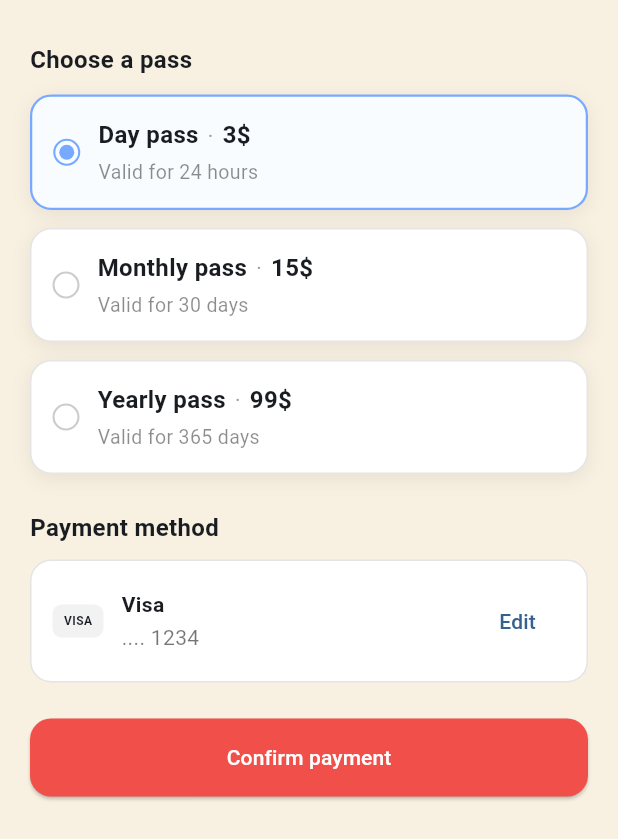
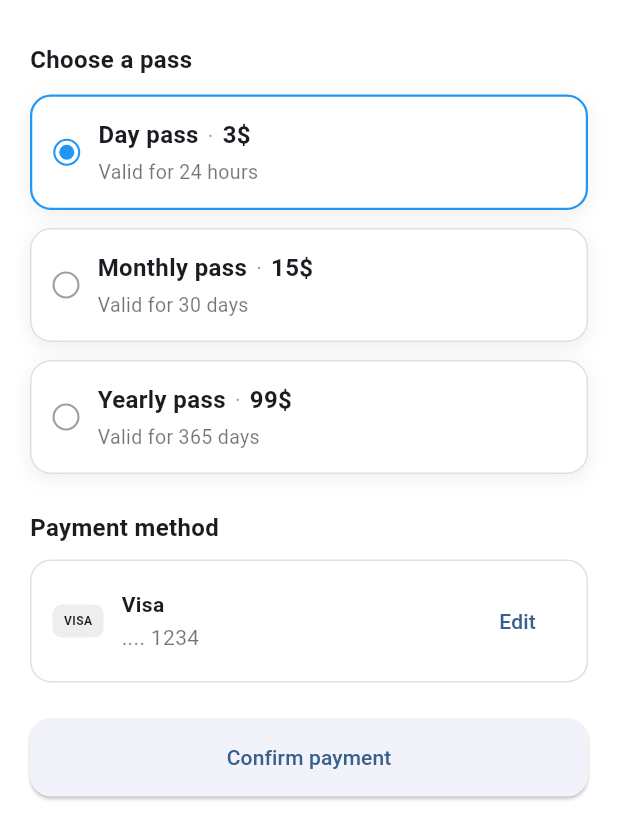
Before and after one commit to seangDarong/UX-Final_Project, a Flutter app: the PassContent screen opened directly, after a tap on "Confirm payment", after a tap on "Cancel pass", on a phone screen of 412 x 824 dp. Shown: the top 839 px of the screen. Run offline on Flutter 3.47's test engine with Material 3 defaults, Android fonts, the phone set to English and light mode, and no system bars; our stand-ins replace flutter_map, latlong2; network calls fail.

Commit message:
fix: remove app color base to match

```diff
--- a/lib/main_common.dart
+++ b/lib/main_common.dart
@@ -1,7 +1,6 @@
 import 'package:flutter/material.dart';
 import 'package:flutter/services.dart';
 import 'package:provider/provider.dart';
-import 'package:ux_final_project/ui/screen/profile/profile_screen.dart';
 import 'ui/screen/map/map_screen.dart';
 import 'ui/screen/pass/pass_screen.dart';
 import 'ui/theme/theme.dart';
--- a/lib/ui/screen/pass/widgets/active_pass_view.dart
+++ b/lib/ui/screen/pass/widgets/active_pass_view.dart
@@ -9,7 +9,7 @@ class ActivePassView extends StatelessWidget {
   const ActivePassView({
     required this.pass,
     required this.onCancel,
-    required this.passLabel
+    required this.passLabel,
   });
 
   @override
@@ -21,24 +21,36 @@ class ActivePassView extends StatelessWidget {
         children: [
           const SizedBox(height: 24),
           const Center(
-            child: Text("Current Pass", style: TextStyle(fontSize: 16, fontWeight: FontWeight.w600)),
+            child: Text(
+              "Current Pass",
+              style: TextStyle(fontSize: 16, fontWeight: FontWeight.w600),
+            ),
           ),
-          const SizedBox(height: 12,),
+          const SizedBox(height: 12),
           Container(
-            padding: EdgeInsets.all(14),
+            padding: const EdgeInsets.all(14),
             decoration: BoxDecoration(
               color: Colors.white,
-              borderRadius: BorderRadius.circular(14)
+              borderRadius: BorderRadius.circular(14),
+              border: Border.all(color: Colors.grey.shade300),
+              boxShadow: const [
+                BoxShadow(
+                  color: Color(0x11000000),
+                  blurRadius: 10,
+                  offset: Offset(0, 3),
+                ),
+              ],
             ),
             child: Row(
               children: [
                 Container(
                   width: 34,
                   height: 34,
-                  decoration: const BoxDecoration(
-                    color: Color(0xFF2F9E44),
+                  decoration: BoxDecoration(
+                    color: Colors.green,
                     shape: BoxShape.circle,
-                  ),child: const Icon(
+                  ),
+                  child: const Icon(
                     Icons.directions_bike,
                     color: Colors.white,
                     size: 18,
@@ -54,12 +66,22 @@ class ActivePassView extends StatelessWidget {
                         style: const TextStyle(fontWeight: FontWeight.w600),
                       ),
                       const SizedBox(height: 4),
-                      LinearProgressIndicator(
-                        value: 0.72,
-                        backgroundColor: const Color(0xFFE9ECEF),
-                        color: const Color(0xFF2F9E44),
-                        minHeight: 6,
-                        borderRadius: BorderRadius.circular(99),
+                      Container(
+                        decoration: BoxDecoration(
+                          borderRadius: BorderRadius.circular(99),
+                          border: Border.all(color: Colors.grey.shade300),
+                        ),
+                        child: ClipRRect(
+                          borderRadius: BorderRadius.circular(99),
+                          child: SizedBox(
+                            height: 8,
+                            child: LinearProgressIndicator(
+                              value: 0.72,
+                              backgroundColor: Colors.grey.shade200,
+                              color: Colors.blue,
+                            ),
+                          ),
+                        ),
                       ),
                     ],
                   ),
@@ -76,7 +98,7 @@ class ActivePassView extends StatelessWidget {
           Container(
             padding: const EdgeInsets.all(14),
             decoration: BoxDecoration(
-              color: const Color(0xFFF1D9A8),
+              color: Colors.amber.shade200,
               borderRadius: BorderRadius.circular(14),
             ),
             child: const Text(
@@ -90,8 +112,6 @@ class ActivePassView extends StatelessWidget {
             child: ElevatedButton(
               onPressed: onCancel,
               style: ElevatedButton.styleFrom(
-                backgroundColor: const Color(0xFFF04F4A),
-                foregroundColor: Colors.white,
                 shape: RoundedRectangleBorder(
                   borderRadius: BorderRadius.circular(14),
                 ),
--- a/lib/ui/screen/pass/widgets/pass_card.dart
+++ b/lib/ui/screen/pass/widgets/pass_card.dart
@@ -18,10 +18,8 @@ class PassCard extends StatelessWidget {
 
   @override
   Widget build(BuildContext context) {
-    final borderColor = selected
-        ? const Color(0xFF76A9FF)
-        : const Color(0xFFE5E5E5);
-    final backgroundColor = selected ? const Color(0xFFF9FCFF) : Colors.white;
+    final borderColor = selected ? Colors.blue : Colors.grey.shade300;
+    final backgroundColor = Colors.white;
 
     return InkWell(
       onTap: onTap,
@@ -73,7 +71,7 @@ class PassCard extends StatelessWidget {
                   const SizedBox(height: 4),
                   Text(
                     subtitle,
-                    style: const TextStyle(fontSize: 13, color: Colors.black45),
+                    style: const TextStyle(fontSize: 13, color: Colors.black54),
                   ),
                 ],
               ),
@@ -98,7 +96,7 @@ class _SelectionCircle extends StatelessWidget {
       decoration: BoxDecoration(
         shape: BoxShape.circle,
         border: Border.all(
-          color: selected ? const Color(0xFF76A9FF) : const Color(0xFFCCCCCC),
+          color: selected ? Colors.blue : Colors.grey,
           width: 1.4,
         ),
       ),
@@ -107,10 +105,7 @@ class _SelectionCircle extends StatelessWidget {
           duration: const Duration(milliseconds: 180),
           width: selected ? 10 : 0,
           height: selected ? 10 : 0,
-          decoration: const BoxDecoration(
-            shape: BoxShape.circle,
-            color: Color(0xFF76A9FF),
-          ),
+          decoration: BoxDecoration(shape: BoxShape.circle, color: Colors.blue),
         ),
       ),
     );
--- a/lib/ui/screen/pass/widgets/pass_content.dart
+++ b/lib/ui/screen/pass/widgets/pass_content.dart
@@ -6,7 +6,6 @@ import 'package:ux_final_project/ui/screen/pass/widgets/active_pass_view.dart';
 import 'package:ux_final_project/ui/screen/pass/widgets/error_state.dart';
 import 'package:ux_final_project/ui/screen/pass/widgets/purchase_view.dart';
 import 'package:ux_final_project/ui/utils/async_value.dart';
-
 
 class PassContent extends StatefulWidget {
   const PassContent({super.key});
@@ -34,7 +33,6 @@ class _PassContentState extends State<PassContent> {
     final plans = viewModel.passPlans;
 
     return Scaffold(
-      backgroundColor: const Color(0xFFF8F0E1),
       body: SafeArea(
         child: Padding(
           padding: const EdgeInsets.symmetric(horizontal: 20),
--- a/lib/ui/screen/pass/widgets/purchase_view.dart
+++ b/lib/ui/screen/pass/widgets/purchase_view.dart
@@ -8,30 +8,30 @@ class PurchaseView extends StatelessWidget {
   final PassType selectedPass;
   final ValueChanged<PassType> onSelectedPassChanged;
   final VoidCallback onConfirm;
-  const PurchaseView ({
+  const PurchaseView({
     required this.plans,
     required this.selectedPass,
     required this.onSelectedPassChanged,
-    required this.onConfirm
-    });
+    required this.onConfirm,
+  });
 
   @override
   Widget build(BuildContext context) {
     final List<Widget> planWidgets = [];
 
-    for (var i = 0; i < plans.length; i++){
+    for (var i = 0; i < plans.length; i++) {
       final plan = plans[i];
 
       planWidgets.add(
-        PassCard(title: plan.title,
-        price: plan.price,
-        subtitle: plan.validityLabel,
-        selected: selectedPass == plan.type,
-        onTap: () =>
-          onSelectedPassChanged(plan.type)
-        )
+        PassCard(
+          title: plan.title,
+          price: plan.price,
+          subtitle: plan.validityLabel,
+          selected: selectedPass == plan.type,
+          onTap: () => onSelectedPassChanged(plan.type),
+        ),
       );
-      if ( i != plans.length - 1){
+      if (i != plans.length - 1) {
         planWidgets.add(const SizedBox(height: 12));
       }
     }
@@ -41,7 +41,10 @@ class PurchaseView extends StatelessWidget {
         crossAxisAlignment: CrossAxisAlignment.stretch,
         children: [
           const SizedBox(height: 28),
-          const Text("Choose a pass", style:  TextStyle(fontSize: 16, fontWeight: FontWeight.w600),),
+          const Text(
+            "Choose a pass",
+            style: TextStyle(fontSize: 16, fontWeight: FontWeight.w600),
+          ),
           const SizedBox(height: 12),
           ...planWidgets,
           const SizedBox(height: 24),
@@ -55,7 +58,7 @@ class PurchaseView extends StatelessWidget {
             decoration: BoxDecoration(
               color: Colors.white,
               borderRadius: BorderRadius.circular(14),
-              border: Border.all(color: const Color(0xFFE4E4E4)),
+              border: Border.all(color: Colors.grey.shade300),
             ),
             child: Row(
               children: [
@@ -64,7 +67,7 @@ class PurchaseView extends StatelessWidget {
                   height: 22,
                   alignment: Alignment.center,
                   decoration: BoxDecoration(
-                    color: const Color(0xFFF2F2F2),
+                    color: Colors.grey.shade200,
                     borderRadius: BorderRadius.circular(6),
                   ),
                   child: const Text(
@@ -73,7 +76,7 @@ class PurchaseView extends StatelessWidget {
                   ),
                 ),
                 const SizedBox(width: 12),
-                const Expanded(
+                Expanded(
                   child: Column(
                     crossAxisAlignment: CrossAxisAlignment.start,
                     children: [
@@ -84,10 +87,10 @@ class PurchaseView extends StatelessWidget {
                           fontWeight: FontWeight.w600,
                         ),
                       ),
-                      SizedBox(height: 2),
+                      const SizedBox(height: 2),
                       Text(
                         '.... 1234',
-                        style: TextStyle(color: Colors.black54),
+                        style: const TextStyle(color: Colors.black54),
                       ),
                     ],
                   ),
@@ -102,8 +105,6 @@ class PurchaseView extends StatelessWidget {
             child: ElevatedButton(
               onPressed: onConfirm,
               style: ElevatedButton.styleFrom(
-                backgroundColor: const Color(0xFFF04F4A),
-                foregroundColor: Colors.white,
                 shape: RoundedRectangleBorder(
                   borderRadius: BorderRadius.circular(14),
                 ),
```
